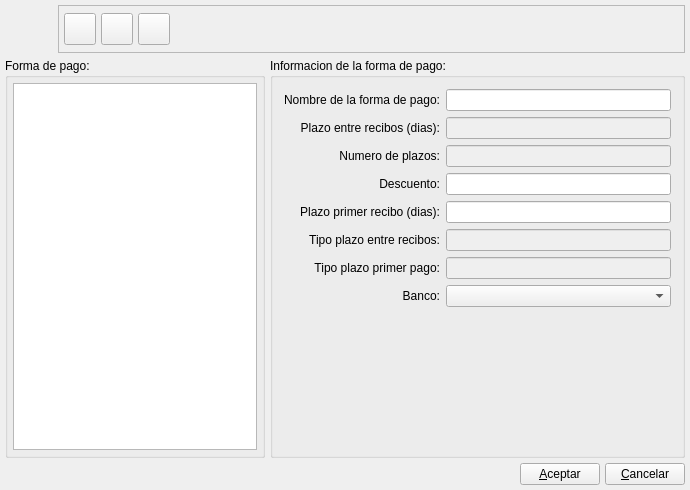
First picture: the form in bulmages/bulmafact/plugins/pluginbf_formasdepago/fpagobase.ui, repository eboladev/Bulmages-1, before the edit.
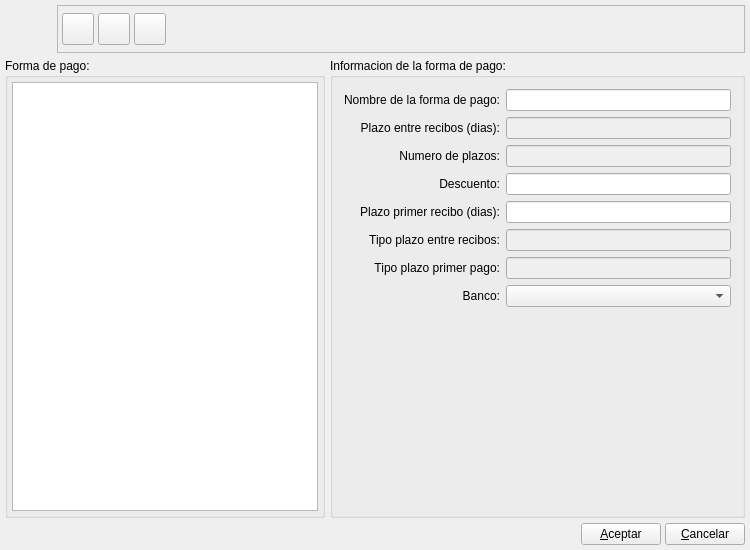
Second picture: the form after the edit. Icons and pictures are not drawn. Custom widgets are drawn as their Qt base class.

Patch:
```diff
--- a/bulmages/bulmafact/plugins/pluginbf_formasdepago/fpagobase.ui
+++ b/bulmages/bulmafact/plugins/pluginbf_formasdepago/fpagobase.ui
@@ -6,10 +6,16 @@
    <rect>
     <x>0</x>
     <y>0</y>
-    <width>690</width>
-    <height>490</height>
+    <width>750</width>
+    <height>550</height>
    </rect>
   </property>
+  <property name="minimumSize">
+   <size>
+    <width>750</width>
+    <height>550</height>
+   </size>
+  </property>
   <property name="windowTitle">
    <string>Formas de pago</string>
   </property>
@@ -235,10 +241,10 @@
      </property>
      <layout class="QGridLayout">
       <property name="margin">
-       <number>5</number>
+       <number>4</number>
       </property>
       <property name="spacing">
-       <number>5</number>
+       <number>4</number>
       </property>
       <item row="0" column="0">
        <widget class="QListWidget" name="mui_lista"/>
@@ -249,7 +255,7 @@
    <item row="0" column="0" colspan="2">
     <layout class="QHBoxLayout">
      <property name="spacing">
-      <number>5</number>
+      <number>4</number>
      </property>
      <property name="margin">
       <number>0</number>
@@ -289,10 +295,10 @@
        </property>
        <layout class="QGridLayout">
         <property name="margin">
-         <number>5</number>
+         <number>4</number>
         </property>
         <property name="spacing">
-         <number>5</number>
+         <number>4</number>
         </property>
         <item row="0" column="0">
          <widget class="QToolButton" name="mui_crear">
@@ -323,8 +329,8 @@
           </property>
           <property name="iconSize">
            <size>
-            <width>32</width>
-            <height>32</height>
+            <width>22</width>
+            <height>22</height>
            </size>
           </property>
          </widget>
@@ -358,8 +364,8 @@
           </property>
           <property name="iconSize">
            <size>
-            <width>32</width>
-            <height>32</height>
+            <width>22</width>
+            <height>22</height>
            </size>
           </property>
          </widget>
@@ -393,8 +399,8 @@
           </property>
           <property name="iconSize">
            <size>
-            <width>32</width>
-            <height>32</height>
+            <width>22</width>
+            <height>22</height>
            </size>
           </property>
          </widget>
@@ -423,7 +429,7 @@
    <item row="2" column="0" colspan="2">
     <layout class="QHBoxLayout">
      <property name="spacing">
-      <number>5</number>
+      <number>4</number>
      </property>
      <property name="margin">
       <number>0</number>
```
